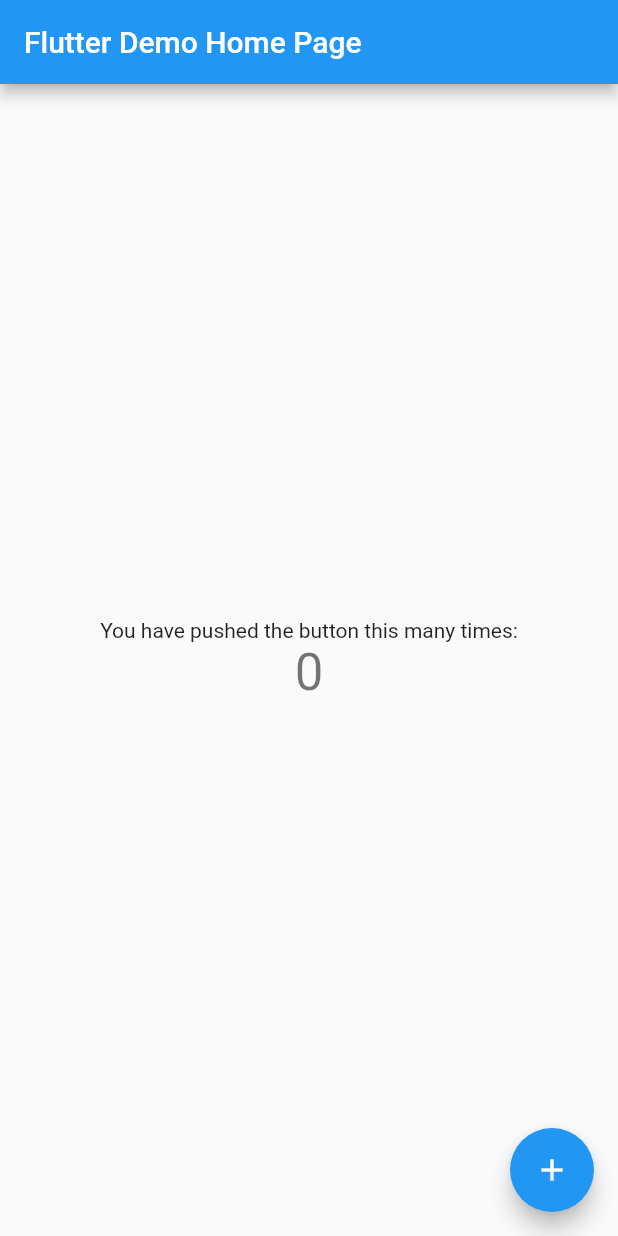
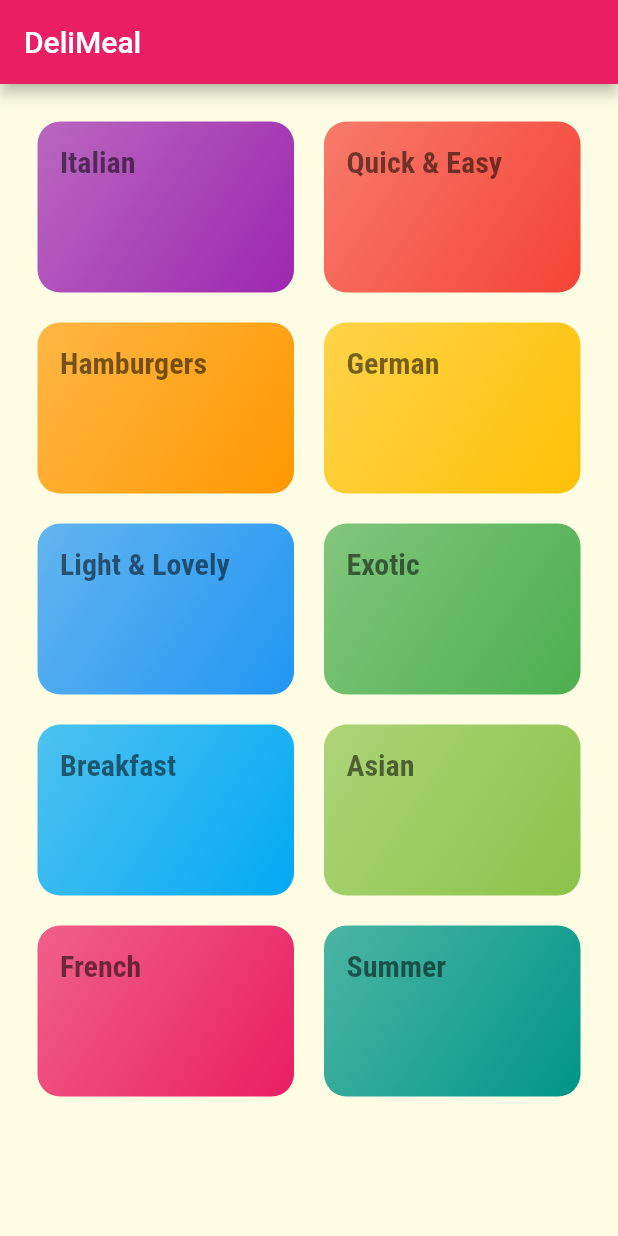
Before and after one commit to vinitgundeti/meals-app-flutter, a Flutter app: the screen it shows after launch, on a phone screen of 412 x 824 dp. Run offline on Flutter 3.47's test engine with Material 2 defaults, Android fonts, the phone set to English and light mode, and no system bars.

Commit message:
fonts added, navigation setup

```diff
--- /dev/null
+++ b/lib/categories_screen.dart
@@ -0,0 +1,26 @@
+import 'package:flutter/material.dart';
+import 'package:udemy_three_meals_app/category_item.dart';
+import 'package:udemy_three_meals_app/dummy_data.dart';
+
+class CategoriesScreen extends StatelessWidget {
+  const CategoriesScreen({super.key});
+
+  @override
+  Widget build(BuildContext context) {
+    return Scaffold(
+      appBar: AppBar(title: const Text('DeliMeal')),
+      body: GridView(
+        padding: const EdgeInsets.all(25),
+        gridDelegate: const SliverGridDelegateWithMaxCrossAxisExtent(
+            maxCrossAxisExtent: 200,
+            childAspectRatio: 3 / 2,
+            crossAxisSpacing: 20,
+            mainAxisSpacing: 20),
+        children: DUMMY_CATEGORIES.map((item) {
+          return CategoryItem(
+              item.id as String, item.title as String, item.color as Color);
+        }).toList(),
+      ),
+    );
+  }
+}
--- /dev/null
+++ b/lib/category_item.dart
@@ -0,0 +1,37 @@
+import 'package:flutter/material.dart';
+import 'package:udemy_three_meals_app/category_meals_screen.dart';
+
+class CategoryItem extends StatelessWidget {
+  final String id;
+  final String title;
+  final Color color;
+  const CategoryItem(this.id, this.title, this.color, {super.key});
+
+  void selectCategory(BuildContext ctx) {
+    Navigator.of(ctx).push(MaterialPageRoute(builder: (_) {
+      return CategoryMealsScreen(id, title);
+    }));
+  }
+
+  @override
+  Widget build(BuildContext context) {
+    return InkWell(
+      splashColor: Theme.of(context).primaryColor,
+      borderRadius: BorderRadius.circular(15),
+      onTap: () => selectCategory(context),
+      child: Container(
+        padding: const EdgeInsets.all(15),
+        decoration: BoxDecoration(
+            gradient: LinearGradient(
+                colors: [color.withOpacity(0.7), color],
+                begin: Alignment.topLeft,
+                end: Alignment.bottomRight),
+            borderRadius: BorderRadius.circular(15)),
+        child: Text(
+          title,
+          style: Theme.of(context).textTheme.headline3,
+        ),
+      ),
+    );
+  }
+}
--- /dev/null
+++ b/lib/category_meals_screen.dart
@@ -0,0 +1,15 @@
+import 'package:flutter/material.dart';
+
+class CategoryMealsScreen extends StatelessWidget {
+  final String categoryId;
+  final String categoryTitle;
+  const CategoryMealsScreen(this.categoryId, this.categoryTitle, {super.key});
+
+  @override
+  Widget build(BuildContext context) {
+    return Scaffold(
+      appBar: AppBar(title: Text(categoryTitle)),
+      body: const Text('The meals screen'),
+    );
+  }
+}
--- /dev/null
+++ b/lib/dummy_data.dart
@@ -0,0 +1,55 @@
+import 'package:flutter/material.dart';
+import './modal/category.dart';
+
+const DUMMY_CATEGORIES = [
+  Category(
+    id: 'c1',
+    title: 'Italian',
+    color: Colors.purple,
+  ),
+  Category(
+    id: 'c2',
+    title: 'Quick & Easy',
+    color: Colors.red,
+  ),
+  Category(
+    id: 'c3',
+    title: 'Hamburgers',
+    color: Colors.orange,
+  ),
+  Category(
+    id: 'c4',
+    title: 'German',
+    color: Colors.amber,
+  ),
+  Category(
+    id: 'c5',
+    title: 'Light & Lovely',
+    color: Colors.blue,
+  ),
+  Category(
+    id: 'c6',
+    title: 'Exotic',
+    color: Colors.green,
+  ),
+  Category(
+    id: 'c7',
+    title: 'Breakfast',
+    color: Colors.lightBlue,
+  ),
+  Category(
+    id: 'c8',
+    title: 'Asian',
+    color: Colors.lightGreen,
+  ),
+  Category(
+    id: 'c9',
+    title: 'French',
+    color: Colors.pink,
+  ),
+  Category(
+    id: 'c10',
+    title: 'Summer',
+    color: Colors.teal,
+  ),
+];
--- a/lib/main.dart
+++ b/lib/main.dart
@@ -1,115 +1,34 @@
 import 'package:flutter/material.dart';
+import 'package:udemy_three_meals_app/categories_screen.dart';
 
-void main() {
-  runApp(const MyApp());
-}
+void main() => runApp(const MyApp());
 
 class MyApp extends StatelessWidget {
   const MyApp({super.key});
 
-  // This widget is the root of your application.
   @override
   Widget build(BuildContext context) {
     return MaterialApp(
-      title: 'Flutter Demo',
+      title: 'DeliMeals',
       theme: ThemeData(
-        // This is the theme of your application.
-        //
-        // Try running your application with "flutter run". You'll see the
-        // application has a blue toolbar. Then, without quitting the app, try
-        // changing the primarySwatch below to Colors.green and then invoke
-        // "hot reload" (press "r" in the console where you ran "flutter run",
-        // or simply save your changes to "hot reload" in a Flutter IDE).
-        // Notice that the counter didn't reset back to zero; the application
-        // is not restarted.
-        primarySwatch: Colors.blue,
+        primarySwatch: Colors.pink,
+        // accentColor: Colors.amber,
+        canvasColor: const Color.fromRGBO(255, 254, 229, 1),
+        fontFamily: 'Raleway',
+        textTheme: ThemeData.light().textTheme.copyWith(
+            bodyText1: const TextStyle(
+              color: Color.fromRGBO(20, 51, 51, 1),
+            ),
+            bodyText2: const TextStyle(
+              color: Color.fromRGBO(20, 51, 51, 1),
+            ),
+            headline3: const TextStyle(
+              fontSize: 20,
+              fontFamily: 'RobotoCondensed',
+              fontWeight: FontWeight.bold,
+            )),
       ),
-      home: const MyHomePage(title: 'Flutter Demo Home Page'),
+      home: const CategoriesScreen(),
     );
   }
 }
-
-class MyHomePage extends StatefulWidget {
-  const MyHomePage({super.key, required this.title});
-
-  // This widget is the home page of your application. It is stateful, meaning
-  // that it has a State object (defined below) that contains fields that affect
-  // how it looks.
-
-  // This class is the configuration for the state. It holds the values (in this
-  // case the title) provided by the parent (in this case the App widget) and
-  // used by the build method of the State. Fields in a Widget subclass are
-  // always marked "final".
-
-  final String title;
-
-  @override
-  State<MyHomePage> createState() => _MyHomePageState();
-}
-
-class _MyHomePageState extends State<MyHomePage> {
-  int _counter = 0;
-
-  void _incrementCounter() {
-    setState(() {
-      // This call to setState tells the Flutter framework that something has
-      // changed in this State, which causes it to rerun the build method below
-      // so that the display can reflect the updated values. If we changed
-      // _counter without calling setState(), then the build method would not be
-      // called again, and so nothing would appear to happen.
-      _counter++;
-    });
-  }
-
-  @override
-  Widget build(BuildContext context) {
-    // This method is rerun every time setState is called, for instance as done
-    // by the _incrementCounter method above.
-    //
-    // The Flutter framework has been optimized to make rerunning build methods
-    // fast, so that you can just rebuild anything that needs updating rather
-    // than having to individually change instances of widgets.
-    return Scaffold(
-      appBar: AppBar(
-        // Here we take the value from the MyHomePage object that was created by
-        // the App.build method, and use it to set our appbar title.
-        title: Text(widget.title),
-      ),
-      body: Center(
-        // Center is a layout widget. It takes a single child and positions it
-        // in the middle of the parent.
-        child: Column(
-          // Column is also a layout widget. It takes a list of children and
-          // arranges them vertically. By default, it sizes itself to fit its
-          // children horizontally, and tries to be as tall as its parent.
-          //
-          // Invoke "debug painting" (press "p" in the console, choose the
-          // "Toggle Debug Paint" action from the Flutter Inspector in Android
-          // Studio, or the "Toggle Debug Paint" command in Visual Studio Code)
-          // to see the wireframe for each widget.
-          //
-          // Column has various properties to control how it sizes itself and
-          // how it positions its children. Here we use mainAxisAlignment to
-          // center the children vertically; the main axis here is the vertical
-          // axis because Columns are vertical (the cross axis would be
-          // horizontal).
-          mainAxisAlignment: MainAxisAlignment.center,
-          children: <Widget>[
-            const Text(
-              'You have pushed the button this many times:',
-            ),
-            Text(
-              '$_counter',
-              style: Theme.of(context).textTheme.headline4,
-            ),
-          ],
-        ),
-      ),
-      floatingActionButton: FloatingActionButton(
-        onPressed: _incrementCounter,
-        tooltip: 'Increment',
-        child: const Icon(Icons.add),
-      ), // This trailing comma makes auto-formatting nicer for build methods.
-    );
-  }
-}
--- /dev/null
+++ b/lib/modal/category.dart
@@ -0,0 +1,13 @@
+import 'package:flutter/material.dart';
+
+class Category {
+  final String? id;
+  final String? title;
+  final Color? color;
+
+  const Category({
+    @required this.id,
+    @required this.title,
+    this.color = Colors.orange,
+  });
+}
```
Also changed, not shown: pubspec.yaml (+18 -12 lines), assets/fonts/Raleway-Black.ttf (added), assets/fonts/Raleway-Bold.ttf (added), assets/fonts/Raleway-Regular.ttf (added), assets/fonts/RobotoCondensed-Bold.ttf (added), assets/fonts/RobotoCondensed-Italic.ttf (added), assets/fonts/RobotoCondensed-Light.ttf (added), assets/fonts/RobotoCondensed-Regular.ttf (added).
